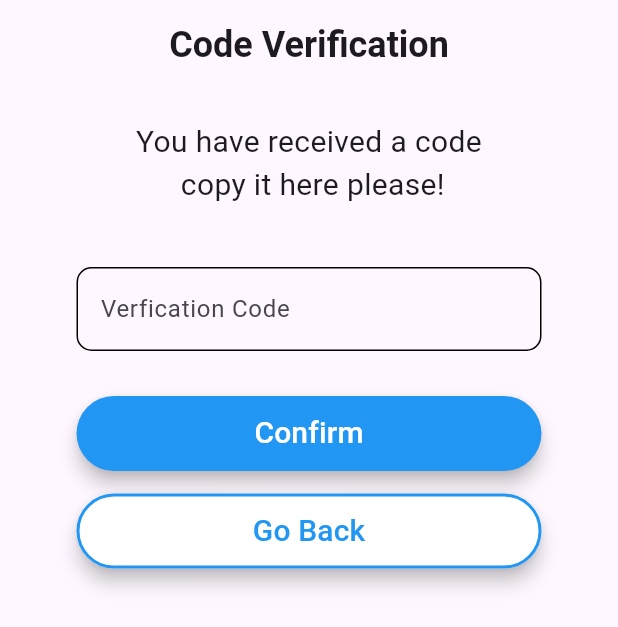
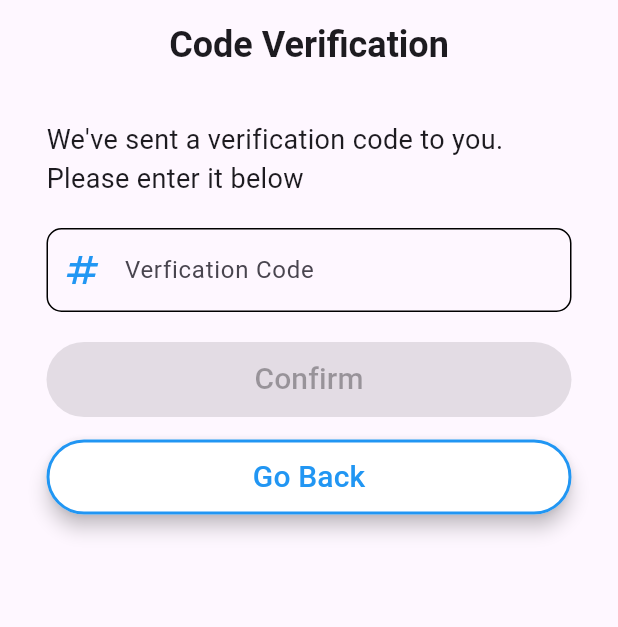
Before and after one commit to etab233/university-services-app, a Flutter app: the ForgotPassword screen opened directly, after a tap on "Continue", on a phone screen of 412 x 824 dp. Shown: the top 627 px of the screen. Run offline on Flutter 3.47's test engine with Material 3 defaults, Android fonts, the phone set to English and light mode, and no system bars.

Commit message:
add create new password Screen

```diff
--- a/lib/login_Screen/codeVerification.dart
+++ b/lib/login_Screen/codeVerification.dart
@@ -1,7 +1,7 @@
 import 'package:flutter/material.dart';
 import 'dart:convert';
 import 'package:http/http.dart' as http;
-import '../home_Screen/homePage.dart';
+import 'package:log_in/login_Screen/createNewPassword.dart';
 import '../Constants.dart';
 
 class CodeVerification extends StatefulWidget {
@@ -14,7 +14,14 @@ class _CodeVerificationState extends State<CodeVerification> {
   final TextEditingController _codeController = TextEditingController();
   final _formkey = GlobalKey<FormState>();
   bool isLoading = false;
-  Future<void> codeVer(String email) async {
+  bool isEnabled = false;
+  void validateInput(String value) {
+    setState(() {
+      isEnabled = value.isNotEmpty && int.tryParse(value) != null;
+    });
+  }
+
+  Future<void> codeVer(int code) async {
     if (_formkey.currentState!.validate()) {
       setState(() {
         isLoading = true;
@@ -24,13 +31,13 @@ class _CodeVerificationState extends State<CodeVerification> {
         url,
         headers: {'Accept': 'application/json'},
         body: {
-          email: _codeController.text.trim(),
+          code: _codeController.text.trim(),
         },
       );
       if (response.statusCode == 200) {
         final data = json.decode(response.body);
         Navigator.push(
-            context, MaterialPageRoute(builder: (context) => HomePage()));
+            context, MaterialPageRoute(builder: (context) => NewPassword()));
       } else {
         ScaffoldMessenger.of(context).showSnackBar(
           const SnackBar(content: Text('Incorrect code')),
@@ -67,20 +74,23 @@ class _CodeVerificationState extends State<CodeVerification> {
                 const SizedBox(
                   height: 20,
                 ),
-                const Text(
-                  'You have received a code\n copy it here please!',
-                  textAlign: TextAlign.center,
+                Container(
+                  width: 350,
+                  child: const Text(
+                    "We've sent a verification code to you. Please enter it below",
                     style: TextStyle(
-                    fontSize: 20,
+                      fontSize: 18,
+                    ),
                   ),
                 ),
                 const SizedBox(
-                  height: 40,
+                  height: 20,
                 ),
                 Container(
-                  width: 310,
+                  width: 350,
                   child: TextFormField(
                       controller: _codeController,
+                      onChanged: validateInput,
                       decoration: InputDecoration(
                           labelText: "Verfication Code",
                           focusedErrorBorder: const OutlineInputBorder(
@@ -98,23 +108,40 @@ class _CodeVerificationState extends State<CodeVerification> {
                               color: Constants.primaryColor,
                             ),
                           ),
-                    ),
-                  ),
+                          prefixIcon: Icon(
+                            Icons.numbers,
+                            size: 28,
+                            color: Colors.blue,
+                          )),
+                      autovalidateMode: AutovalidateMode.onUserInteraction,
+                      keyboardType: TextInputType.number,
+                      validator: (String? value) {
+                        if (value == null || value.isEmpty) {
+                          return "Enter verification code";
+                        }
+                        if (int.tryParse(value) == null) {
+                          return "Please Enter a valid input";
+                        }
+                        return null;
+                      }),
                 ),
                 const SizedBox(
-                  height: 30,
+                  height: 20,
                 ),
                 Container(
-                  width: 310,
+                  width: 350,
                   height: 50,
                   child: ElevatedButton(
-                    onPressed: () {
-                      Navigator.push(
-                          context,
-                          MaterialPageRoute(
-                            builder: (context) => CodeVerification(),
-                          ));
-                    },
+                    onPressed: isEnabled
+                        ? () {
+                            if (_formkey.currentState?.validate() ?? false) {
+                              codeVer(
+                                  int.tryParse(_codeController.text.trim())!);
+                            }
+                          }
+                        : null,
+
+                    // : null,
                     style: ElevatedButton.styleFrom(
                       backgroundColor: Constants.primaryColor,
                       foregroundColor: Colors.white,
@@ -132,7 +159,7 @@ class _CodeVerificationState extends State<CodeVerification> {
                   height: 15,
                 ),
                 Container(
-                  width: 310,
+                  width: 350,
                   height: 50,
                   child: ElevatedButton(
                     onPressed: () {
--- a/lib/login_Screen/forgotPassword.dart
+++ b/lib/login_Screen/forgotPassword.dart
@@ -36,18 +36,20 @@ class _ForgotPasswordState extends State<ForgotPassword> {
                 const SizedBox(
                   height: 20,
                 ),
-                const Text(
-                  'Enter your email and \nwe will send you a code ',
-                  textAlign: TextAlign.center,
-                  style: TextStyle(
-                    fontSize: 20,
+                Container(
+                  width: 350,
+                  child: const Text(
+                    "Please enter your email address. We'll send you a code to reset your password.",
+                    style: TextStyle(
+                      fontSize: 18,
+                    ),
                   ),
                 ),
                 const SizedBox(
-                  height: 30,
+                  height: 20,
                 ),
                 Container(
-                  width: 300,
+                  width: 350,
                   child: TextFormField(
                     controller: _emailController,
                     autovalidateMode: AutovalidateMode.onUserInteraction,
@@ -81,10 +83,10 @@ class _ForgotPasswordState extends State<ForgotPassword> {
                   ),
                 ),
                 const SizedBox(
-                  height: 30,
+                  height: 20,
                 ),
                 Container(
-                  width: 300,
+                  width: 350,
                   height: 50,
                   child: ElevatedButton(
                     onPressed: () {
@@ -111,7 +113,7 @@ class _ForgotPasswordState extends State<ForgotPassword> {
                   height: 15,
                 ),
                 Container(
-                  width: 300,
+                  width: 350,
                   height: 50,
                   child: ElevatedButton(
                     onPressed: () {
```
Also changed, not shown: lib/login_Screen/createNewPassword.dart (+33 -16 lines). Lines whose indentation alone changed are shown as unchanged.
